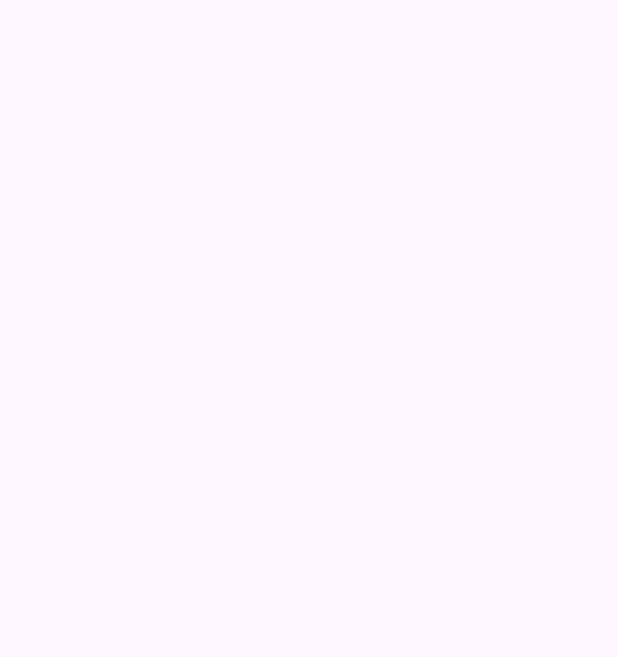
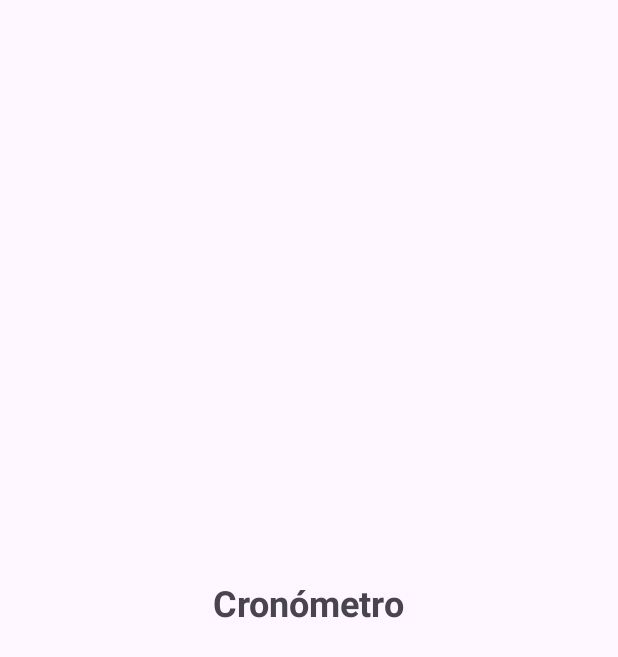
Before and after one commit to PieroJurupe/Android_ExerciseRoutine, an Android app: the CronometroActivity screen opened directly, with no data from a screen before it, on a phone screen of 412 x 824 dp. Before the commit the part shown is empty. Shown: the top 657 px of the screen. Run offline under Robolectric (Android 15) with nearby library versions, the phone set to English and light mode, and no system bars.

Commit message:
Actividad de cronometro

```diff
--- a/app/src/main/AndroidManifest.xml
+++ b/app/src/main/AndroidManifest.xml
@@ -13,8 +13,7 @@
         android:theme="@style/Theme.GymApp"
         tools:targetApi="31">
         <activity
-            android:name=".CronometroActivity"
-            android:exported="false" />
+            android:name=".CronometroActivity"/>
         <activity android:name=".NewActivity" />
         <activity
             android:name=".AddRoutineActivity"
--- a/app/src/main/java/com/example/gymapp/CronometroActivity.java
+++ b/app/src/main/java/com/example/gymapp/CronometroActivity.java
@@ -1,24 +1,12 @@
 package com.example.gymapp;
 
 import android.os.Bundle;
-
-import androidx.activity.EdgeToEdge;
 import androidx.appcompat.app.AppCompatActivity;
-import androidx.core.graphics.Insets;
-import androidx.core.view.ViewCompat;
-import androidx.core.view.WindowInsetsCompat;
 
 public class CronometroActivity extends AppCompatActivity {
-
     @Override
     protected void onCreate(Bundle savedInstanceState) {
         super.onCreate(savedInstanceState);
-        EdgeToEdge.enable(this);
         setContentView(R.layout.activity_cronometro);
-        ViewCompat.setOnApplyWindowInsetsListener(findViewById(R.id.main), (v, insets) -> {
-            Insets systemBars = insets.getInsets(WindowInsetsCompat.Type.systemBars());
-            v.setPadding(systemBars.left, systemBars.top, systemBars.right, systemBars.bottom);
-            return insets;
-        });
     }
 }
--- a/app/src/main/java/com/example/gymapp/NewActivity.java
+++ b/app/src/main/java/com/example/gymapp/NewActivity.java
@@ -1,7 +1,10 @@
 package com.example.gymapp;
 
+import android.content.Intent;
 import android.os.Bundle;
 import android.util.Log;
+import android.view.View;
+import android.widget.Button;
 import android.widget.ImageView;
 import android.widget.LinearLayout;
 import android.widget.TableRow;
@@ -19,6 +22,10 @@ public class NewActivity extends AppCompatActivity {
     protected void onCreate(Bundle savedInstanceState) {
         super.onCreate(savedInstanceState);
         setContentView(R.layout.activity_new);
+
+
+
+
 
         Toolbar toolbar = findViewById(R.id.toolbar);
         setSupportActionBar(toolbar);
@@ -122,7 +129,16 @@ public class NewActivity extends AppCompatActivity {
         } else {
             Log.d("NewActivity", "No llegaron");
         }
+        Button buttonChronometer = findViewById(R.id.buttonChronometer);
+        buttonChronometer.setOnClickListener(new View.OnClickListener() {
+            @Override
+            public void onClick(View v) {
+                Intent intent = new Intent(NewActivity.this, CronometroActivity.class);
+                startActivity(intent);
+            }
+        });
     }
     public void Imagebuttonclicked() {
     }
+
 }
--- a/app/src/main/res/layout/activity_cronometro.xml
+++ b/app/src/main/res/layout/activity_cronometro.xml
@@ -1,10 +1,17 @@
-<?xml version="1.0" encoding="utf-8"?>
-<androidx.constraintlayout.widget.ConstraintLayout xmlns:android="http://schemas.android.com/apk/res/android"
-    xmlns:app="http://schemas.android.com/apk/res-auto"
-    xmlns:tools="http://schemas.android.com/tools"
-    android:id="@+id/main"
+<!-- app/src/main/res/layout/activity_cronometro.xml -->
+<LinearLayout xmlns:android="http://schemas.android.com/apk/res/android"
     android:layout_width="match_parent"
     android:layout_height="match_parent"
-    tools:context=".CronometroActivity">
+    android:orientation="vertical"
+    android:gravity="center"
+    android:padding="16dp">
 
-</androidx.constraintlayout.widget.ConstraintLayout>
+    <TextView
+        android:layout_width="wrap_content"
+        android:layout_height="wrap_content"
+        android:text="Cronómetro"
+        android:textSize="24sp"
+        android:textStyle="bold"
+        android:layout_marginBottom="20dp"/>
+
+</LinearLayout>
--- a/app/src/main/res/layout/activity_new.xml
+++ b/app/src/main/res/layout/activity_new.xml
@@ -25,7 +25,7 @@
     </androidx.appcompat.widget.Toolbar>
 
     <Button
-        android:id="@+id/buttonStart"
+        android:id="@+id/buttonChronometer"
         android:layout_width="fill_parent"
         android:layout_height="wrap_content"
         android:layout_margin="10.0dp"
```
